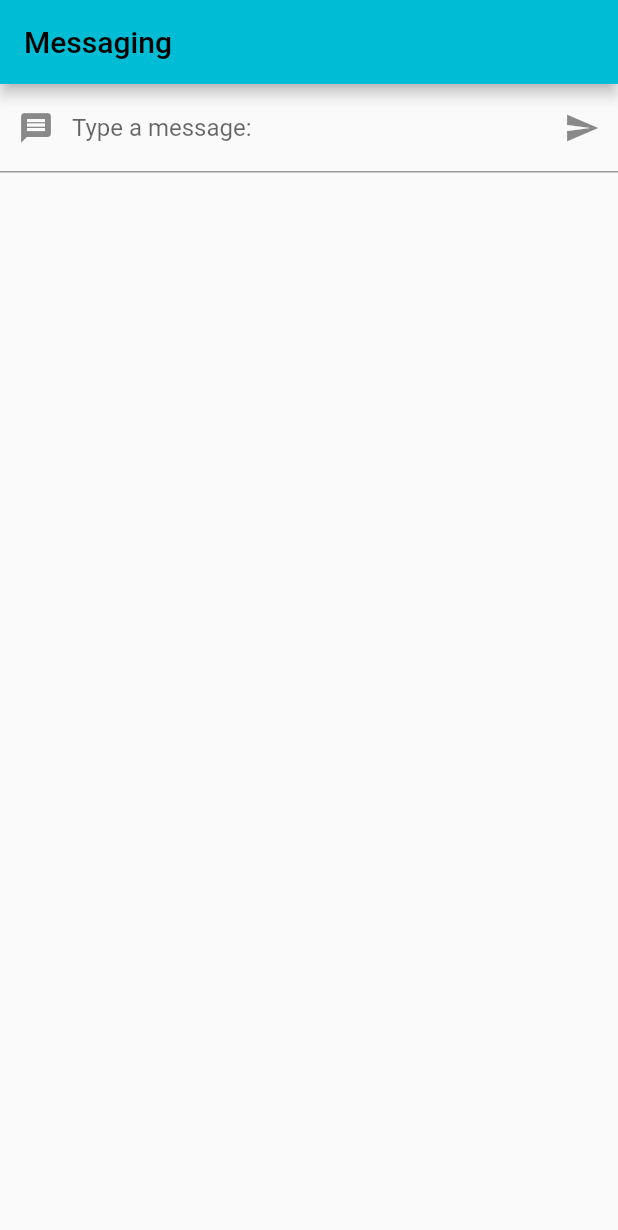
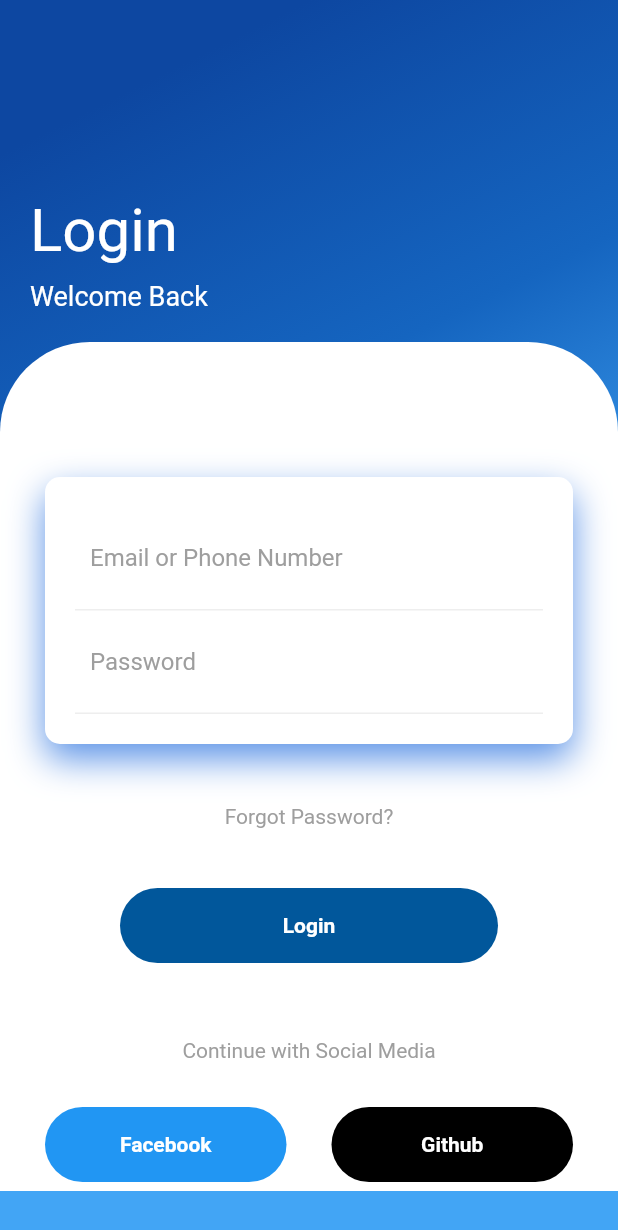
Before and after one commit to nielxxx/LoginPage-UI--1, a Flutter app: the screen it shows after launch, on a phone screen of 412 x 824 dp. Shown: the top 1230 px of the screen. Run offline on Flutter 3.47's test engine with Material 2 defaults, Android fonts, the phone set to English and light mode, and no system bars.

Commit message:
added hehe

```diff
--- a/lib/main.dart
+++ b/lib/main.dart
@@ -1,96 +1,151 @@
-// ignore_for_file: prefer_const_constructors, unnecessary_this
-
-import 'dart:html';
-
 import 'package:flutter/material.dart';
 
-void main() {
-  runApp(const MyApp());
-}
+void main() => runApp (
+  MaterialApp(
+    debugShowCheckedModeBanner: false,
+    home: HomePage(),
+  )
+);
 
-class MyApp extends StatelessWidget {
-  const MyApp({super.key});
-
-  // This widget is the root of your application.
+class HomePage extends StatelessWidget {
   @override
   Widget build(BuildContext context) {
-    return MaterialApp(
-      title: 'Niel App',
-      theme: ThemeData(
-        primarySwatch: Colors.cyan,
-        visualDensity: VisualDensity.adaptivePlatformDensity,
-        useMaterial3: false,
+    return Scaffold(
+      body: Container(
+        padding: EdgeInsets.symmetric(vertical: 30),
+        width: double.infinity,
+        decoration: BoxDecoration(
+          gradient: LinearGradient(
+            begin:Alignment.topCenter,
+            colors: [
+              Colors.blue[900]!, // Darker shade
+              Colors.blue[800]!,
+              Colors.blue[400]!,// Lighter shade
+            ]
+          )
+        ),
+        child: Column(
+          crossAxisAlignment: CrossAxisAlignment.start,
+          children: <Widget>[
+            SizedBox(height: 80,),
+            Padding(
+              padding: EdgeInsets.all(20),
+              child: Column(
+                crossAxisAlignment: CrossAxisAlignment.start,
+                children: <Widget>[
+                   Text("Login", style: TextStyle(color: Colors.white, fontSize: 40),),
+                   SizedBox(height: 10,),
+                   Text("Welcome Back", style: TextStyle(color: Colors.white, fontSize: 18),),
+                ],
+              ),
+            ),
+            Expanded(
+              child: Container(
+                decoration: BoxDecoration(
+                  color: Colors.white,
+                  borderRadius: BorderRadius.only(topLeft: Radius.circular(60), topRight:  Radius.circular(60))
+                ),
+                child: Padding(
+                  padding: EdgeInsets.all(30),
+                  child: Column(
+                    children: <Widget> [
+                      SizedBox(height: 60,),
+                      Container(
+                        padding: EdgeInsets.all(20),
+                        decoration: BoxDecoration(
+                          color: Colors.white,
+                          borderRadius: BorderRadius.circular(10),
+                          boxShadow:[BoxShadow(
+                            color: Color.fromRGBO(89, 145, 230, 0.988),
+                            blurRadius: 20,
+                            offset: Offset(0, 10)
+                          )]
+                        ),
+                        child: Column(
+                          children: <Widget> [
+                            Container(
+                              padding: EdgeInsets.all(10),
+                              decoration: BoxDecoration(
+                                border: Border(bottom: BorderSide(color: Colors.grey[200]!))
+                              ),
+                              child: TextField(
+                                decoration: InputDecoration(
+                                  hintText: "Email or Phone Number",
+                                  hintStyle: TextStyle(color: Colors.grey),
+                                  border: InputBorder.none
+                                ),
+                              ),
+                            ),
+                            Container(
+                              padding: EdgeInsets.all(10),
+                              decoration: BoxDecoration(
+                                border: Border(bottom: BorderSide(color: Colors.grey[200]!))
+                              ),
+                              child: TextField(
+                                decoration: InputDecoration(
+                                  hintText: "Password",
+                                  hintStyle: TextStyle(color: Colors.grey),
+                                  border: InputBorder.none
+                                ),
+                              ),
+                            )
+                          ],
+                        ),
+                      ),
+                      SizedBox(height: 40,),
+                      Text("Forgot Password?", style: TextStyle(color: Colors.grey),),
+                      SizedBox(height: 40,),
+                      Container(
+                        height: 50,
+                        margin: EdgeInsets.symmetric(horizontal: 50),
+                        decoration: BoxDecoration(
+                          borderRadius: BorderRadius.circular(50),
+                          color: Colors.lightBlue[900]
+                        ),
+                        child: Center(
+                          child: Text("Login", style: TextStyle(color: Colors.white, fontWeight: FontWeight.bold),)
+                        ),
+                      ),
+                      SizedBox(height: 50,),
+                      Text("Continue with Social Media", style: TextStyle(color: Colors.grey),),
+                      SizedBox(height: 30,),
+                      Row(
+                        children: <Widget> [
+                          Expanded(
+                            child: Container(
+                              height: 50,
+                              decoration: BoxDecoration(
+                                borderRadius: BorderRadius.circular(50),
+                                color: Colors.blue
+                              ),
+                              child: Center(
+                                child: Text("Facebook", style: TextStyle(color: Colors.white, fontWeight: FontWeight.bold),)
+                              ),
+                            ),
+                          ),
+                          SizedBox(width: 30,),
+                          Expanded(
+                            child: Container(
+                              height: 50,
+                              decoration: BoxDecoration(
+                                borderRadius: BorderRadius.circular(50),
+                                color: Colors.black
+                              ),
+                              child: Center(
+                                child: Text("Github", style: TextStyle(color: Colors.white, fontWeight: FontWeight.bold),)
+                              ),
+                            ),
+                          )
+                        ],
+                      )
+                    ],
+                  )
+                ),
+              ),
+            )
+          ],
+        ),
       ),
-      home: const MyHomePage(),
     );
   }
 }
-
-
-class MyHomePage extends StatefulWidget {
-  const MyHomePage({super.key});
-
-  @override
-  State <MyHomePage> createState() => MyHomePageState();
-}
-
-class MyHomePageState extends State<MyHomePage> {
-  String text = "";
-
-  void changeText(String text) {
-    this.setState(() {
-      this.text = text;
-    });
-  }
-
-  @override
-  Widget build(BuildContext context){
-    return Scaffold(
-      appBar: AppBar(title: Text('Messaging')),
-      body: Column(children: <Widget>[
-        TextInputWidget(this.changeText),
-        Text(this.text)
-      ]));
-  }
-}
-
-
-class TextInputWidget extends StatefulWidget {
-  final Function(String) callback;
-
-  const TextInputWidget(this.callback, {super.key});
-
-  @override
-  // ignore: library_private_types_in_public_api
-  _TextInputWidgetState createState() => _TextInputWidgetState();
-}
-
-class _TextInputWidgetState extends State<TextInputWidget> {
-  final controller = TextEditingController();
-
-  @override
-  void dispose(){
-    super.dispose();
-    controller.dispose();
-  }
-
-  void click(){
-    widget.callback(controller.text);
-    controller.clear();
-  }
-
-  @override
-  Widget build(BuildContext context) {
-    return
-      TextField(
-        controller: this.controller,
-        decoration: InputDecoration(
-            prefixIcon: Icon(Icons.message), labelText: "Type a message:",
-            suffixIcon:IconButton(
-              icon:Icon(Icons.send),
-              splashColor: Colors.lightBlue,
-              tooltip:"Post message",
-              onPressed: this.click,
-            )));
-  }
-}
--- a/pubspec.yaml
+++ b/pubspec.yaml
@@ -39,6 +39,7 @@ dependencies:
 dev_dependencies:
   flutter_test:
     sdk: flutter
+
 
   # The "flutter_lints" package below contains a set of recommended lints to
   # encourage good coding practices. The lint set provided by the package is
```
